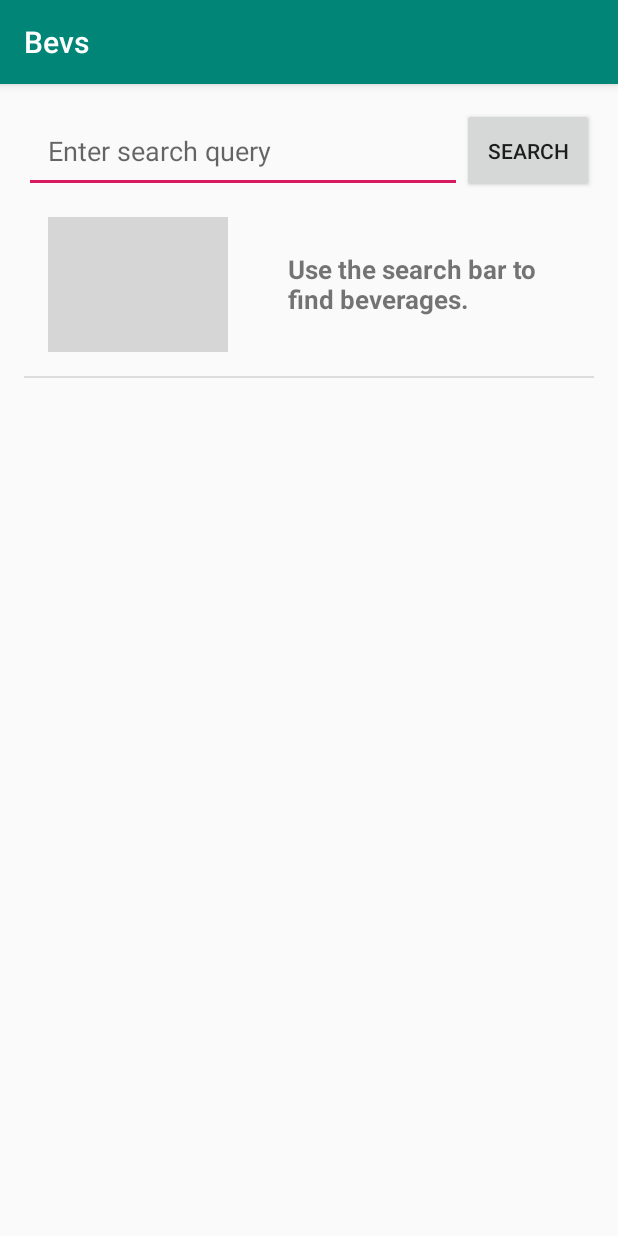
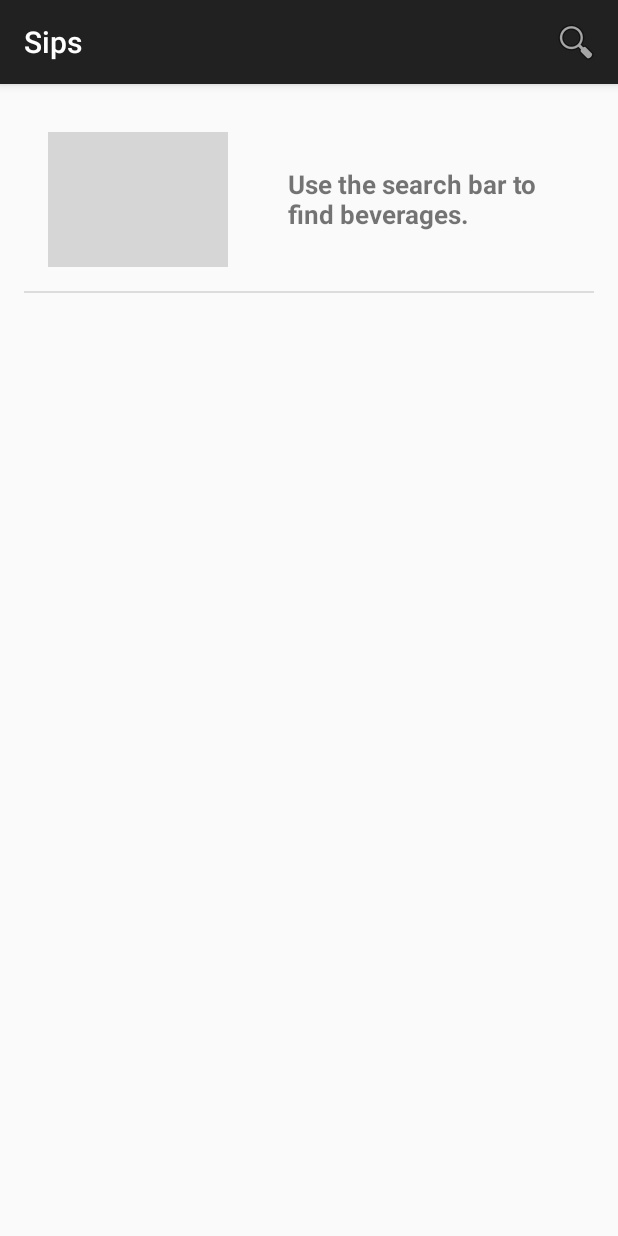
Before and after one commit to keenan-p/Sips, an Android app: the screen it shows after launch (MainActivity), on a phone screen of 412 x 824 dp. Run offline under Robolectric (Android 15) with nearby library versions, the phone set to English and light mode, and no system bars; pictures from the network do not load; grey boxes are pictures that could not be loaded.

Commit message:
implemented searchview, updated theme

```diff
--- a/app/build.gradle
+++ b/app/build.gradle
@@ -3,7 +3,7 @@ apply plugin: 'com.android.application'
 android {
     compileSdkVersion 28
     defaultConfig {
-        applicationId "com.example.android.bevs"
+        applicationId "com.example.android.sips"
         minSdkVersion 21
         targetSdkVersion 28
         versionCode 1
--- a/app/src/main/java/com/example/android/bevs/Beverage.java
+++ b/app/src/main/java/com/example/android/sips/Beverage.java
@@ -1,4 +1,4 @@
-package com.example.android.bevs;
+package com.example.android.sips;
 
 import android.graphics.Bitmap;
 
--- a/app/src/main/java/com/example/android/bevs/BeverageAdapter.java
+++ b/app/src/main/java/com/example/android/sips/BeverageAdapter.java
@@ -1,4 +1,4 @@
-package com.example.android.bevs;
+package com.example.android.sips;
 
 import android.content.Context;
 import android.support.annotation.NonNull;
--- a/app/src/main/java/com/example/android/bevs/MainActivity.java
+++ b/app/src/main/java/com/example/android/sips/MainActivity.java
@@ -1,21 +1,27 @@
-package com.example.android.bevs;
+package com.example.android.sips;
 
 import android.app.Activity;
+import android.app.SearchManager;
 import android.content.Context;
 import android.content.Intent;
 import android.net.ConnectivityManager;
 import android.net.NetworkInfo;
 import android.net.Uri;
 import android.os.AsyncTask;
+import android.support.v4.view.MenuItemCompat;
 import android.support.v7.app.AppCompatActivity;
 import android.os.Bundle;
 import android.util.Log;
+import android.view.Menu;
+import android.view.MenuInflater;
+import android.view.MenuItem;
 import android.view.View;
 import android.view.inputmethod.InputMethodManager;
 import android.widget.AdapterView;
 import android.widget.Button;
 import android.widget.EditText;
 import android.widget.ListView;
+import android.widget.SearchView;
 
 import org.json.JSONArray;
 import org.json.JSONException;
@@ -61,10 +67,11 @@ public class MainActivity extends AppCompatActivity {
         super.onCreate(savedInstanceState);
         setContentView(R.layout.activity_main);
 
-        setTitle("Bevs");
+        setTitle("Sips");
 
         beverages = new ArrayList<>();
-        beverages.add(new Beverage("Use the search bar to find beverages.", null, "", ""));
+        beverages.add(new Beverage("Use the search bar to find beverages.", null, "",
+                "https://upload.wikimedia.org/wikipedia/commons/thumb/7/7e/Vector_search_icon.svg/200px-Vector_search_icon.svg.png"));
 
         ListView beveragesListView = findViewById(R.id.drink_list);
 
@@ -72,39 +79,75 @@ public class MainActivity extends AppCompatActivity {
 
         beveragesListView.setAdapter(adapter);
 
-        searchBar = findViewById(R.id.search_bar);
-        Button submit = findViewById(R.id.submit);
-
         beveragesListView.setOnItemClickListener(new AdapterView.OnItemClickListener() {
             @Override
             public void onItemClick(AdapterView<?> parent, View view, int position, long id) {
                 Beverage beverage = beverages.get(position);
                 Intent recipeIntent = new Intent(MainActivity.this, RecipeActivity.class);
+                recipeIntent.putExtra("name", beverage.getName());
                 recipeIntent.putExtra("imgURL", beverage.getImageSource());
                 recipeIntent.putExtra("ingredients", beverage.getIngredients());
                 recipeIntent.putExtra("recipe", beverage.getRecipe());
                 startActivity(recipeIntent);
             }
         });
+    }
+
+    @Override
+    public boolean onCreateOptionsMenu(Menu menu) {
+
+        // inflate menu
+        MenuInflater inflater = getMenuInflater();
+        inflater.inflate(R.menu.search_menu, menu);
+
+        SearchManager searchManager = (SearchManager) getSystemService(Context.SEARCH_SERVICE);
+        final MenuItem searchMenuItem = menu.findItem(R.id.search_bar);
+        SearchView searchView = (SearchView) searchMenuItem.getActionView();
+
+        searchView.setSearchableInfo(searchManager.getSearchableInfo(getComponentName()));
+        searchView.setIconifiedByDefault(false);
+        searchView.setSubmitButtonEnabled(true);
 
         final Activity mainActivity = this;
 
-        submit.setOnClickListener(new View.OnClickListener() {
+        searchView.setOnQueryTextListener(new SearchView.OnQueryTextListener() {
             @Override
-            public void onClick(View v) {
+            public boolean onQueryTextSubmit(String query) {
                 if (isConnectedToInternet()) {
-                    String searchQuery = searchBar.getText().toString();
                     FetchBeveragesTask beveragesTask = new FetchBeveragesTask();
-                    beveragesTask.execute(searchQuery);
+                    beveragesTask.execute(query);
+                    searchMenuItem.collapseActionView();
+                    hideKeyboard(mainActivity);
                 }
                 else {
                     beverages.clear();
                     beverages.add(new Beverage("No internet connection.", null, "", ""));
                     adapter.notifyDataSetChanged();
                 }
-                hideKeyboard(mainActivity);
+
+                return false;
+            }
+
+            @Override
+            public boolean onQueryTextChange(String newText) {
+                return false;
             }
         });
+
+        searchMenuItem.setOnActionExpandListener(new MenuItem.OnActionExpandListener() {
+            @Override
+            public boolean onMenuItemActionExpand(MenuItem item) {
+                return true;
+            }
+
+            @Override
+            public boolean onMenuItemActionCollapse(MenuItem item) {
+                hideKeyboard(mainActivity);
+                return true;
+            }
+        });
+
+        return true;
     }
 
     private class FetchBeveragesTask extends AsyncTask<String, Void, ArrayList<Beverage>> {
@@ -144,7 +187,6 @@ public class MainActivity extends AppCompatActivity {
                     String instructions = jArray.getJSONObject(i).getString("strInstructions");
                     String thumbnailUrl = jArray.getJSONObject(i).getString("strDrinkThumb");
 
-                    System.out.println(name);
                     Beverage beverage = new Beverage(name, ingredients, instructions, thumbnailUrl);
                     recipes.add(beverage);
                 }
@@ -222,8 +264,6 @@ public class MainActivity extends AppCompatActivity {
                 // Load the text first.
                 int componentIndex = 0;
 
-                System.out.println(result.size());
-
                 while (componentIndex < result.size()) {
                     beverages.add(result.get(componentIndex));
                     componentIndex++;
--- a/app/src/main/java/com/example/android/bevs/MyAppGlideModule.java
+++ b/app/src/main/java/com/example/android/sips/MyAppGlideModule.java
@@ -1,4 +1,4 @@
-package com.example.android.bevs;
+package com.example.android.sips;
 
 import com.bumptech.glide.annotation.GlideModule;
 import com.bumptech.glide.module.AppGlideModule;
--- a/app/src/main/java/com/example/android/bevs/RecipeActivity.java
+++ b/app/src/main/java/com/example/android/sips/RecipeActivity.java
@@ -1,4 +1,4 @@
-package com.example.android.bevs;
+package com.example.android.sips;
 
 import android.content.Intent;
 import android.support.v7.app.AppCompatActivity;
@@ -16,9 +16,12 @@ public class RecipeActivity extends AppCompatActivity {
         setContentView(R.layout.recipe_layout);
 
         Intent recipeIntent = getIntent();
+        String name = recipeIntent.getStringExtra("name");
         String imgURL = recipeIntent.getStringExtra("imgURL");
         String ingredients = recipeIntent.getStringExtra("ingredients");
         String recipe = recipeIntent.getStringExtra("recipe");
+
+        setTitle(name);
 
         ImageView beverageImageView = findViewById(R.id.beverage_image);
         TextView ingredientsTextView = findViewById(R.id.ingredients);
--- a/app/src/main/res/layout/activity_main.xml
+++ b/app/src/main/res/layout/activity_main.xml
@@ -4,30 +4,6 @@
     android:layout_height="match_parent"
     android:orientation="vertical"
     android:padding="16dp">
-
-    <LinearLayout
-        android:layout_width="match_parent"
-        android:layout_height="wrap_content"
-        android:orientation="horizontal">
-
-        <EditText
-            android:id="@+id/search_bar"
-            android:layout_width="0dp"
-            android:layout_height="wrap_content"
-            android:layout_weight="1"
-            android:inputType="text"
-            android:hint="Enter search query"
-            android:maxLines="1"
-            android:padding="16dp" />
-
-        <Button
-            android:id="@+id/submit"
-            android:layout_width="wrap_content"
-            android:layout_height="match_parent"
-            android:layout_gravity="center_vertical"
-            android:text="Search" />
-
-    </LinearLayout>
 
     <ListView
         android:id="@+id/drink_list"
--- /dev/null
+++ b/app/src/main/res/menu/search_menu.xml
@@ -0,0 +1,11 @@
+<?xml version="1.0" encoding="utf-8"?>
+<menu xmlns:app="http://schemas.android.com/apk/res-auto"
+    xmlns:android="http://schemas.android.com/apk/res/android">
+
+    <item android:id="@+id/search_bar"
+        android:icon="@android:drawable/ic_menu_search"
+        android:title="@string/search_title"
+        app:showAsAction="collapseActionView|ifRoom"
+        app:actionViewClass="android.widget.SearchView"/>
+
+</menu>
--- a/app/src/main/res/values/strings.xml
+++ b/app/src/main/res/values/strings.xml
@@ -1,3 +1,6 @@
 <resources>
-    <string name="app_name">Bevs</string>
+    <string name="app_name">Sips</string>
+    <string name="app_label">Sips</string>
+    <string name="search_hint">Search for drinks</string>
+    <string name="search_title">Search</string>
 </resources>
--- a/app/src/main/res/values/styles.xml
+++ b/app/src/main/res/values/styles.xml
@@ -3,7 +3,8 @@
     <!-- Base application theme. -->
     <style name="AppTheme" parent="Theme.AppCompat.Light.DarkActionBar">
         <!-- Customize your theme here. -->
-        <item name="colorPrimary">@color/colorPrimary</item>
+        <!--<item name="colorPrimary">@color/colorPrimary</item>-->
+        <item name="colorPrimary">@android:color/transparent</item>
         <item name="colorPrimaryDark">@color/colorPrimaryDark</item>
         <item name="colorAccent">@color/colorAccent</item>
     </style>
--- /dev/null
+++ b/app/src/main/res/xml/searchable.xml
@@ -0,0 +1,5 @@
+<?xml version="1.0" encoding="utf-8"?>
+<searchable xmlns:android="http://schemas.android.com/apk/res/android"
+    android:label="@string/app_label"
+    android:hint="@string/search_hint" >
+</searchable>
```
Also changed, not shown: app/src/main/AndroidManifest.xml (+11 -5 lines), 4 other files.
